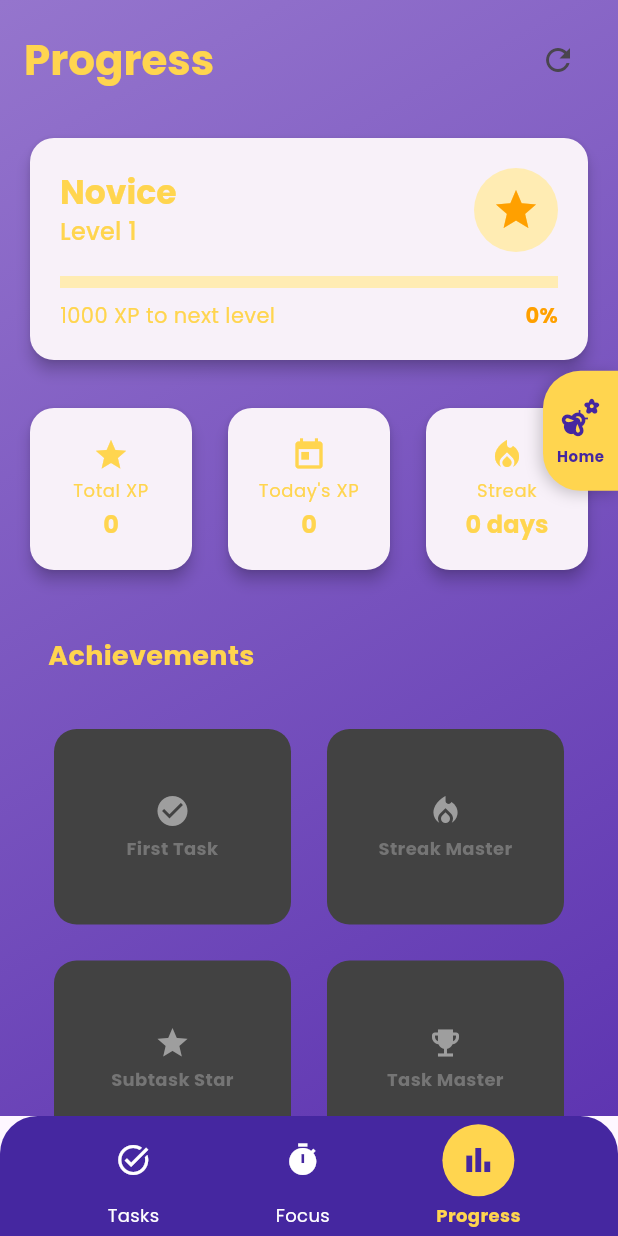
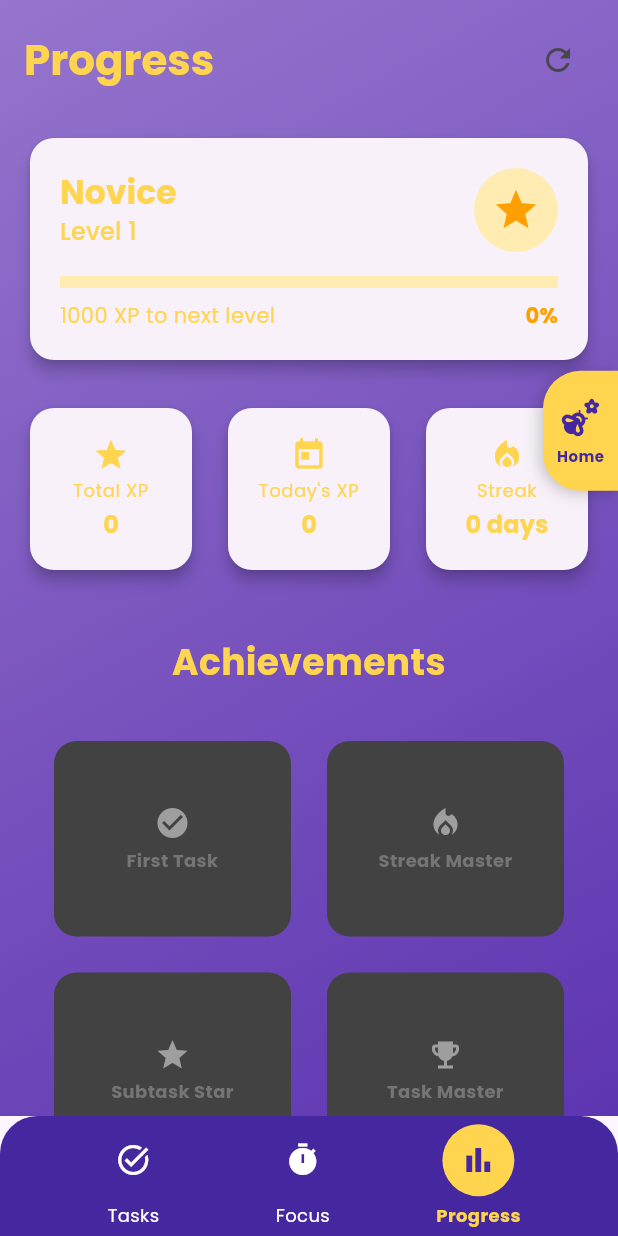
Before and after one commit to RahulRR-10/Ragnarok, a Flutter app: the ProgressScreen screen opened by its route, on a phone screen of 412 x 824 dp. Run offline on Flutter 3.47's test engine with Material 3 defaults, Android fonts, the phone set to English and light mode, and no system bars; our stand-ins replace animate_do, confetti, firebase_auth, firebase_core, firebase_database, flutter_local_notifications and 8 more; accounts and stored records are empty.

Commit message:
centre_aligned

```diff
--- a/lib/screens/progress_screen.dart
+++ b/lib/screens/progress_screen.dart
@@ -256,7 +256,7 @@ class ProgressScreen extends StatelessWidget {
   Widget _buildAchievements(
       BuildContext context, Map<String, bool> achievements) {
     return Column(
-      crossAxisAlignment: CrossAxisAlignment.start,
+      crossAxisAlignment: CrossAxisAlignment.center,
       children: [
         Padding(
           padding: const EdgeInsets.all(16.0),
@@ -264,9 +264,10 @@ class ProgressScreen extends StatelessWidget {
             'Achievements',
             style: TextStyle(
               color: Colors.amber[300],
-              fontSize: 18,
+              fontSize: 24,
               fontWeight: FontWeight.bold,
             ),
+            textAlign: TextAlign.center,
           ),
         ),
         GridView.builder(
@@ -474,7 +475,7 @@ class ProgressScreen extends StatelessWidget {
         tasks.where((task) => task.isCompleted).take(5).toList();
 
     return Column(
-      crossAxisAlignment: CrossAxisAlignment.start,
+      crossAxisAlignment: CrossAxisAlignment.center,
       children: [
         Padding(
           padding: const EdgeInsets.all(16.0),
@@ -482,9 +483,10 @@ class ProgressScreen extends StatelessWidget {
             'Recent Tasks',
             style: TextStyle(
               color: Colors.amber[300],
-              fontSize: 18,
+              fontSize: 24,
               fontWeight: FontWeight.bold,
             ),
+            textAlign: TextAlign.center,
           ),
         ),
         ListView.builder(
```
